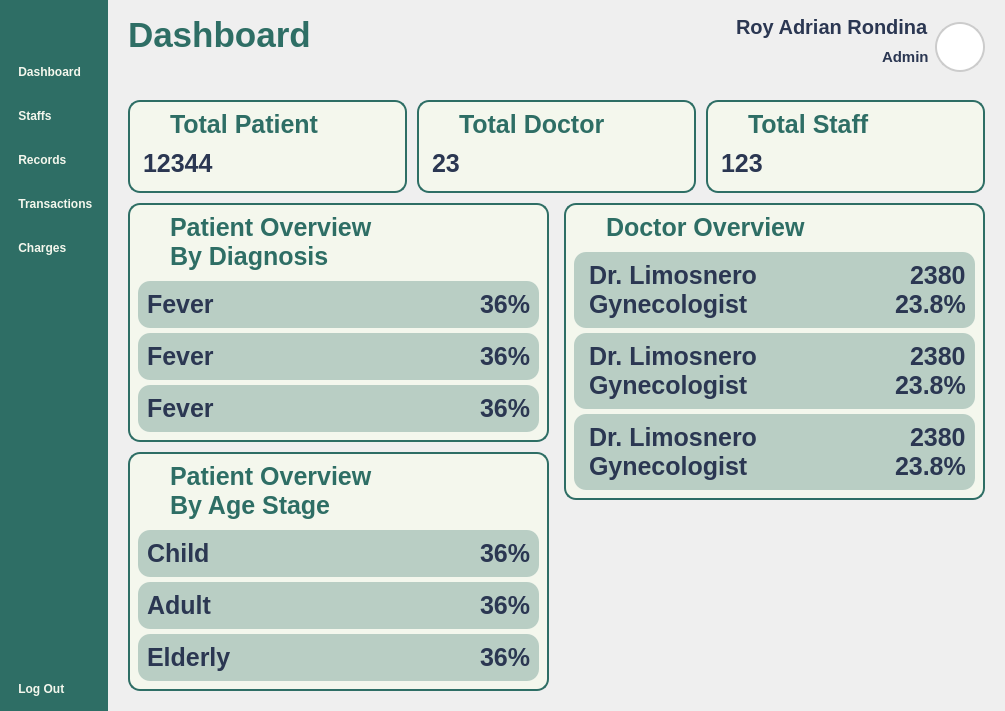
Old version of the form Views/Admin_Dashboard.ui in the repository VinsmokeSanji69/COVACHA_CLINIC_SYSTEM.
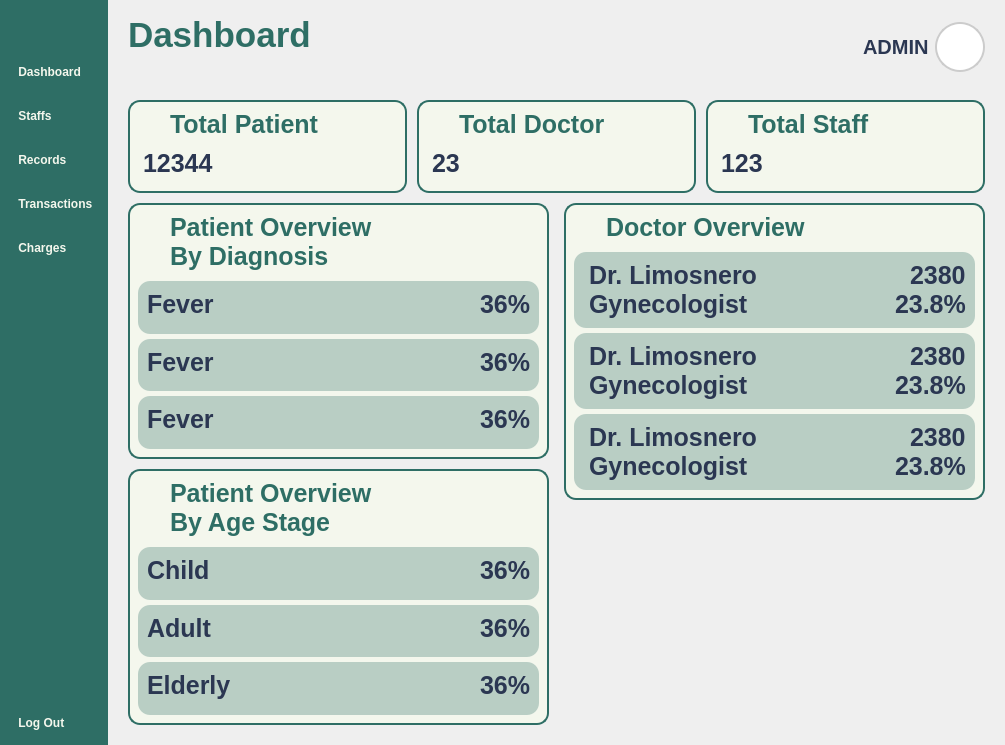
New version of the form. Icons and pictures are not drawn.

```diff
--- a/Views/Admin_Dashboard.ui
+++ b/Views/Admin_Dashboard.ui
@@ -7,7 +7,7 @@
     <x>0</x>
     <y>0</y>
     <width>1005</width>
-    <height>707</height>
+    <height>745</height>
    </rect>
   </property>
   <property name="windowTitle">
@@ -441,20 +441,10 @@
              <property name="spacing">
               <number>0</number>
              </property>
-             <item alignment="Qt::AlignRight">
+             <item alignment="Qt::AlignRight|Qt::AlignVCenter">
               <widget class="QLabel" name="UserName">
                <property name="text">
-                <string>Roy Adrian Rondina</string>
-               </property>
-               <property name="alignment">
-                <set>Qt::AlignLeading</set>
-               </property>
-              </widget>
-             </item>
-             <item alignment="Qt::AlignRight">
-              <widget class="QLabel" name="UserType">
-               <property name="text">
-                <string>Admin</string>
+                <string>ADMIN</string>
                </property>
                <property name="alignment">
                 <set>Qt::AlignLeading</set>
```
